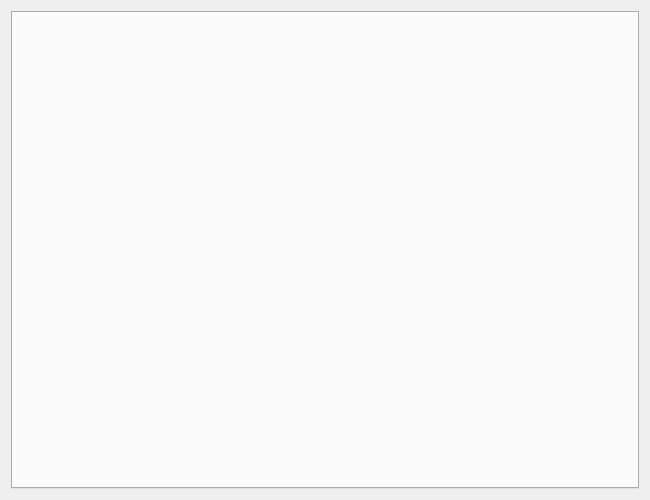
The window that src/ckb/mainwindow.ui (ckb-next/ckb-next) describes before a commit, drawn with Qt 5.
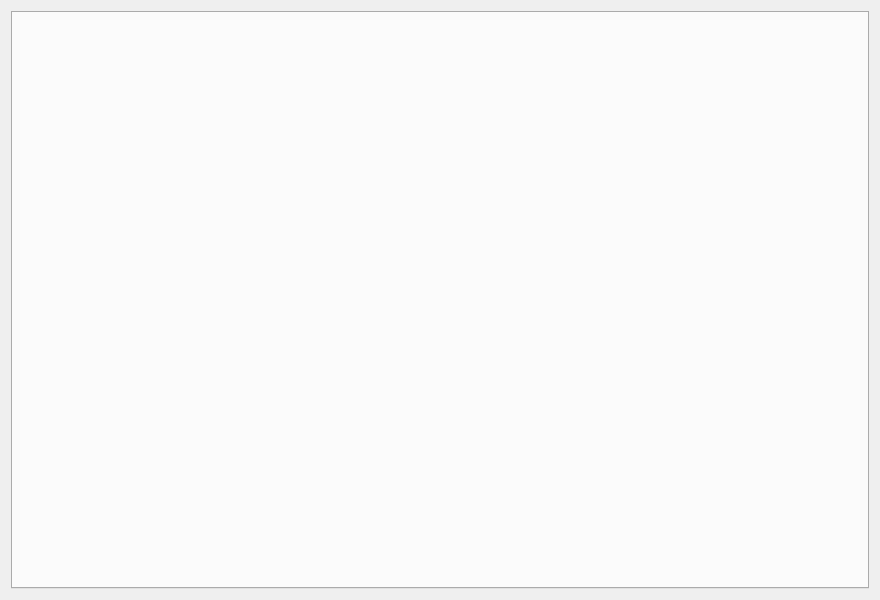
The same window after the commit. Icons and pictures are not drawn.

Commit message: Added ability to set lighting per key (finally!) Animations are still whole-keyboard for now. Fixed some LED positions, added width/height information to key maps

The edit to the form file:
```diff
--- a/src/ckb/mainwindow.ui
+++ b/src/ckb/mainwindow.ui
@@ -6,14 +6,14 @@
    <rect>
     <x>0</x>
     <y>0</y>
-    <width>650</width>
-    <height>500</height>
+    <width>880</width>
+    <height>600</height>
    </rect>
   </property>
   <property name="minimumSize">
    <size>
-    <width>650</width>
-    <height>500</height>
+    <width>880</width>
+    <height>600</height>
    </size>
   </property>
   <property name="windowTitle">
```
The commit also changes 13 other files.
